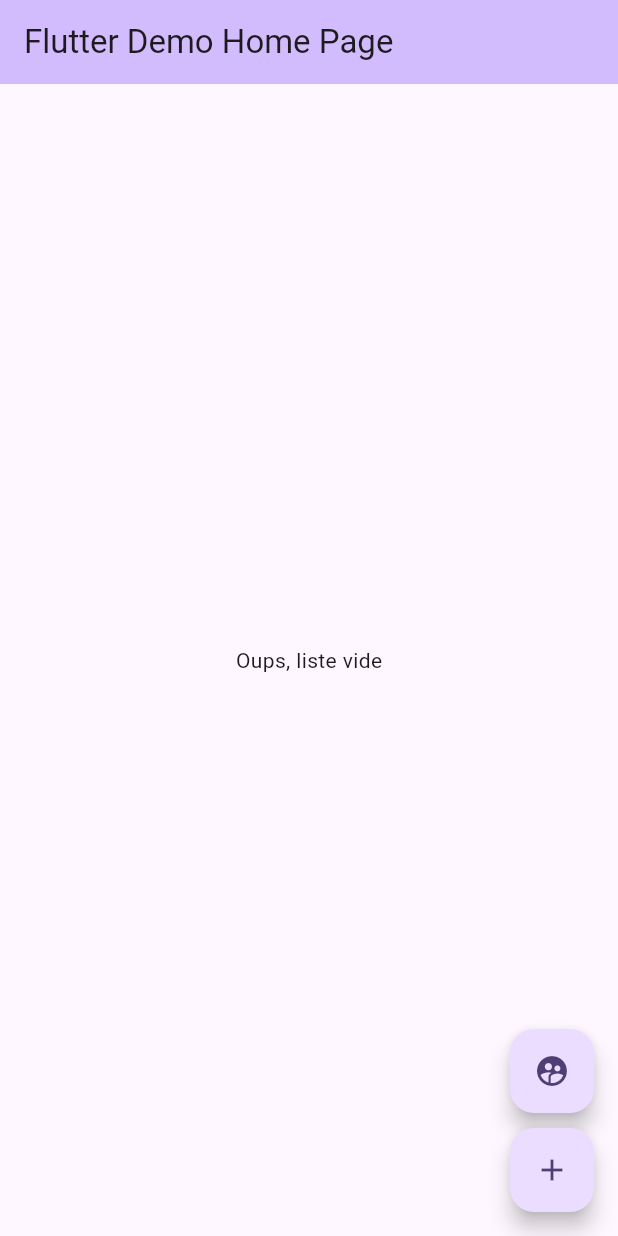
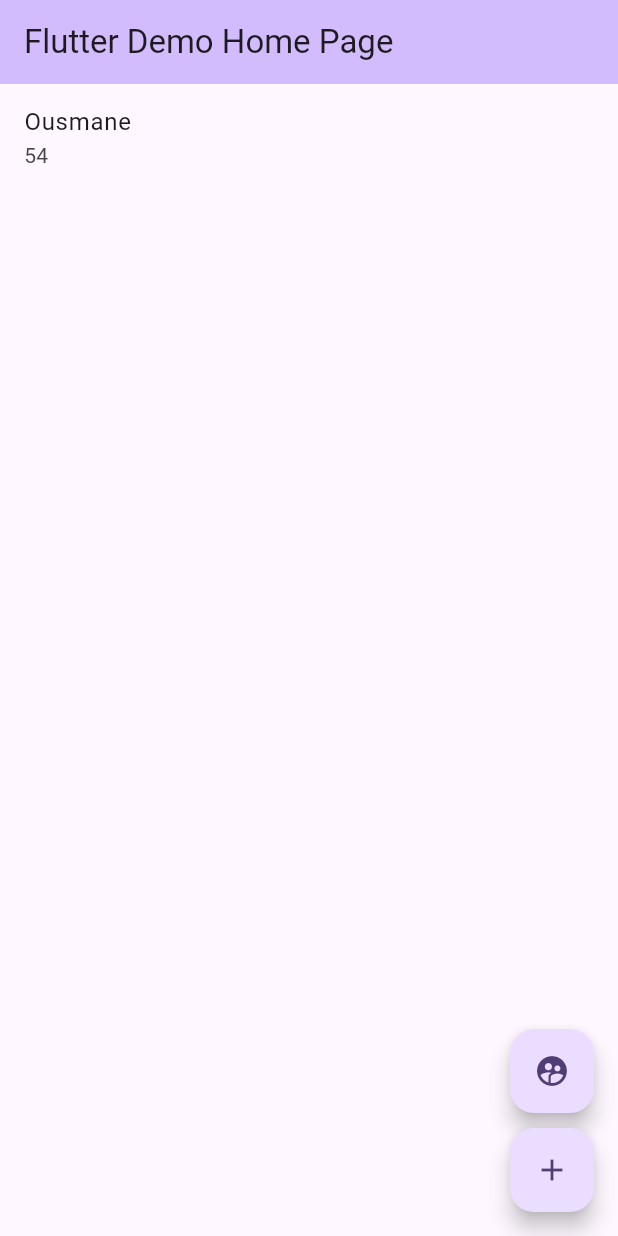
Before and after one commit to ThomasEcalle/firebase_moc, a Flutter app: the screen it shows after launch, after a tap on the "supervised user circle" icon, on a phone screen of 412 x 824 dp. Run offline on Flutter 3.47's test engine with Material 3 defaults, Android fonts, the phone set to English and light mode, and no system bars; our stand-ins replace cloud_firestore, firebase_analytics, firebase_core; accounts and stored records are empty.

```diff
--- /dev/null
+++ b/firebase/firestore.indexes.json
@@ -0,0 +1,4 @@
+{
+  "indexes": [],
+  "fieldOverrides": []
+}
--- a/lib/main.dart
+++ b/lib/main.dart
@@ -1,6 +1,7 @@
 import 'package:cloud_firestore/cloud_firestore.dart';
 import 'package:firebase_analytics/firebase_analytics.dart';
 import 'package:firebase_core/firebase_core.dart';
+import 'package:flutter/foundation.dart';
 import 'package:flutter/material.dart';
 
 import 'firebase_options.dart';
@@ -11,6 +12,16 @@ void main() async {
   await Firebase.initializeApp(
     options: DefaultFirebaseOptions.currentPlatform,
   );
+
+  if (kDebugMode) {
+    try {
+      FirebaseFirestore.instance.useFirestoreEmulator('localhost', 8080);
+      //FirebaseAuth.instance.useAuthEmulator('localhost', 9099);
+    } catch (e) {
+      // ignore: avoid_print
+      print(e);
+    }
+  }
 
   runApp(const MyApp());
 }
@@ -135,16 +146,16 @@ class _MyHomePageState extends State<MyHomePage> {
   void _onFirestoreButtonTap() async {
     /// Création d'un document
 
-    // try {
-    //   final documentReference = await FirebaseFirestore.instance.collection('users').add({
-    //     'name': 'Ousmane',
-    //     'age': 54,
-    //   });
-    //
-    //   print('Document généré : ${documentReference.id}');
-    // } catch (error) {
-    //   print('Oups, erreur: $error');
-    // }
+    try {
+      final documentReference = await FirebaseFirestore.instance.collection('users').add({
+        'name': 'Ousmane',
+        'age': 54,
+      });
+
+      print('Document généré : ${documentReference.id}');
+    } catch (error) {
+      print('Oups, erreur: $error');
+    }
 
     /// Modification d'un document
     //
```
Also changed, not shown: firebase/firebase.json (added), 3 other files.
